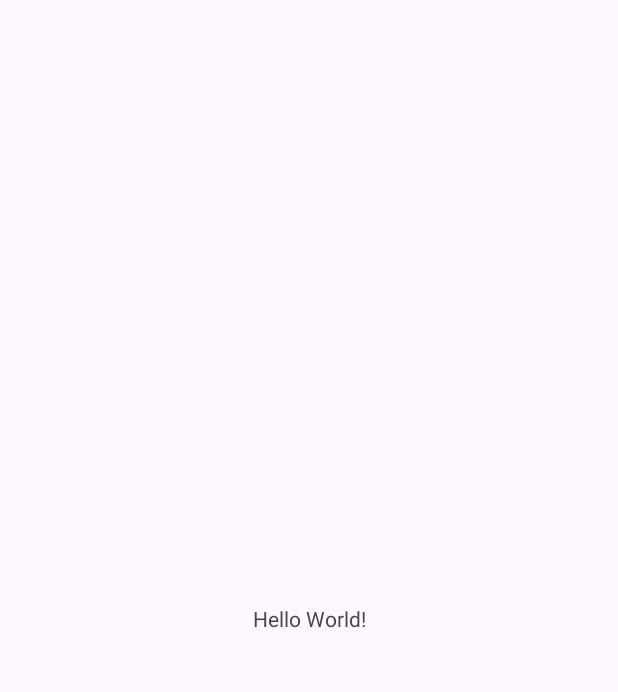
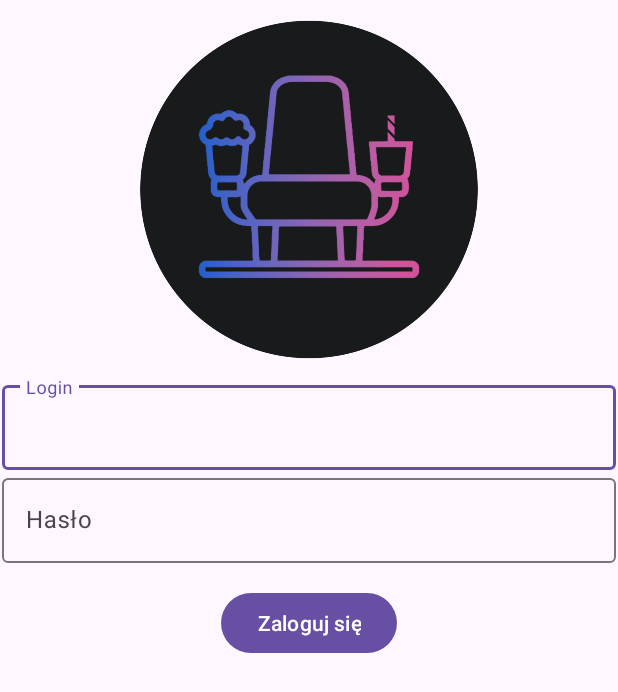
Before and after one commit to OziGepard/SeatReservationEmployee, an Android app: the screen it shows after launch (MainActivity before the commit, EmployeeActivity after it), on a phone screen of 412 x 824 dp. Before the commit the part shown is almost empty. Shown: the top 692 px of the screen. Run offline under Robolectric (Android 15) with nearby library versions, the phone set to English and light mode, and no system bars; our stand-ins replace Dagger/Hilt's generated code, Firebase (no records; nobody signed in at launch, a user with empty details on screens opened directly).

Commit message:
Employee App Base

```diff
--- a/app/src/main/AndroidManifest.xml
+++ b/app/src/main/AndroidManifest.xml
@@ -3,6 +3,7 @@
     xmlns:tools="http://schemas.android.com/tools">
 
     <application
+        android:name=".EmployeeApplication"
         android:allowBackup="true"
         android:dataExtractionRules="@xml/data_extraction_rules"
         android:fullBackupContent="@xml/backup_rules"
@@ -13,7 +14,7 @@
         android:theme="@style/Theme.SeatReservationEmployee"
         tools:targetApi="31">
         <activity
-            android:name=".MainActivity"
+            android:name=".ui.EmployeeActivity"
             android:exported="true">
             <intent-filter>
                 <action android:name="android.intent.action.MAIN" />
--- /dev/null
+++ b/app/src/main/java/com/example/seatreservationemployee/EmployeeApplication.kt
@@ -0,0 +1,8 @@
+package com.example.seatreservationemployee
+
+import android.app.Application
+import dagger.hilt.android.HiltAndroidApp
+
+@HiltAndroidApp
+class EmployeeApplication : Application() {
+}
--- a/app/src/main/java/com/example/seatreservationemployee/MainActivity.kt
+++ /dev/null
@@ -1,11 +0,0 @@
-package com.example.seatreservationemployee
-
-import androidx.appcompat.app.AppCompatActivity
-import android.os.Bundle
-
-class MainActivity : AppCompatActivity() {
-    override fun onCreate(savedInstanceState: Bundle?) {
-        super.onCreate(savedInstanceState)
-        setContentView(R.layout.activity_main)
-    }
-}
--- /dev/null
+++ b/app/src/main/java/com/example/seatreservationemployee/adapters/IssuesAdapter.kt
@@ -0,0 +1,4 @@
+package com.example.seatreservationemployee.adapters
+
+class IssuesAdapter {
+}
--- /dev/null
+++ b/app/src/main/java/com/example/seatreservationemployee/repository/EmployeeRepository.kt
@@ -0,0 +1,25 @@
+package com.example.seatreservationemployee.repository
+
+import com.example.seatreservationemployee.utils.Resource
+import com.example.seatreservationemployee.utils.safeCall
+import com.google.firebase.auth.AuthResult
+import com.google.firebase.auth.FirebaseAuth
+import kotlinx.coroutines.Dispatchers
+import kotlinx.coroutines.tasks.await
+import kotlinx.coroutines.withContext
+import javax.inject.Inject
+
+class EmployeeRepository @Inject constructor(
+    val mAuth: FirebaseAuth
+) {
+
+    suspend fun employeeAuth(loginText: String, passwordText: String): Resource<AuthResult> {
+
+        return withContext(Dispatchers.IO){
+            safeCall {
+                val result = mAuth.signInWithEmailAndPassword(loginText, passwordText).await()
+                Resource.Success(result)
+            }
+        }
+    }
+}
--- /dev/null
+++ b/app/src/main/java/com/example/seatreservationemployee/ui/EmployeeActivity.kt
@@ -0,0 +1,23 @@
+package com.example.seatreservationemployee.ui
+
+import android.os.Bundle
+import androidx.appcompat.app.AppCompatActivity
+import com.example.seatreservationemployee.databinding.ActivityEmployeeBinding
+import dagger.hilt.android.AndroidEntryPoint
+import androidx.activity.viewModels
+import androidx.navigation.NavController
+
+@AndroidEntryPoint
+class EmployeeActivity : AppCompatActivity() {
+
+    private lateinit var binding: ActivityEmployeeBinding
+    val viewModel: EmployeeViewModel by viewModels()
+
+    override fun onCreate(savedInstanceState: Bundle?) {
+        super.onCreate(savedInstanceState)
+        binding = ActivityEmployeeBinding.inflate(layoutInflater)
+        setContentView(binding.root)
+    }
+
+
+}
--- /dev/null
+++ b/app/src/main/java/com/example/seatreservationemployee/ui/EmployeeViewModel.kt
@@ -0,0 +1,41 @@
+package com.example.seatreservationemployee.ui
+
+import android.app.Application
+import android.util.Log
+import androidx.lifecycle.AndroidViewModel
+import androidx.lifecycle.LiveData
+import androidx.lifecycle.MutableLiveData
+import androidx.lifecycle.viewModelScope
+import com.example.seatreservationemployee.repository.EmployeeRepository
+import com.example.seatreservationemployee.utils.Resource
+import com.google.firebase.auth.AuthResult
+import dagger.hilt.android.lifecycle.HiltViewModel
+import kotlinx.coroutines.Dispatchers
+import kotlinx.coroutines.launch
+import javax.inject.Inject
+
+@HiltViewModel
+class EmployeeViewModel @Inject constructor(
+    app: Application,
+    private val repo: EmployeeRepository
+) : AndroidViewModel(app){
+    private val TAG = "EmployeeViewModel"
+
+    private val _userSignUpStatus = MutableLiveData<Resource<AuthResult>>()
+    val userSignUpStatus: LiveData<Resource<AuthResult>> = _userSignUpStatus
+
+
+    fun signInUser(userLogin: String, userPassword: String){
+        if(userLogin.isEmpty() || userPassword.isEmpty()) {
+            Log.d(TAG, "signInUser: $userLogin, $userPassword")
+            _userSignUpStatus.postValue(Resource.Error("Empty String"))
+        }
+        else {
+            _userSignUpStatus.postValue(Resource.Loading())
+            viewModelScope.launch(Dispatchers.Main) {
+                val loginResult = repo.employeeAuth(userLogin, userPassword)
+                _userSignUpStatus.postValue(loginResult)
+            }
+        }
+    }
+}
--- /dev/null
+++ b/app/src/main/java/com/example/seatreservationemployee/ui/fragments/LoginFragment.kt
@@ -0,0 +1,73 @@
+package com.example.seatreservationemployee.ui.fragments
+
+import android.os.Bundle
+import android.view.LayoutInflater
+import android.view.View
+import android.view.ViewGroup
+import androidx.core.view.isVisible
+import androidx.fragment.app.Fragment
+import androidx.navigation.fragment.findNavController
+import com.example.seatreservationemployee.R
+import com.example.seatreservationemployee.databinding.FragmentLoginBinding
+import com.example.seatreservationemployee.ui.EmployeeActivity
+import com.example.seatreservationemployee.ui.EmployeeViewModel
+import com.example.seatreservationemployee.utils.Resource
+import com.google.android.material.snackbar.Snackbar
+
+class LoginFragment : Fragment(R.layout.fragment_login) {
+
+    private var _binding: FragmentLoginBinding? = null
+    private val binding get() = _binding!!
+    lateinit var viewModel: EmployeeViewModel
+    private val TAG = "LoginFragment"
+
+    override fun onCreateView(
+        inflater: LayoutInflater,
+        container: ViewGroup?,
+        savedInstanceState: Bundle?
+    ): View {
+        _binding = FragmentLoginBinding.inflate(inflater, container, false)
+        return binding.root
+    }
+
+    override fun onStart() {
+        super.onStart()
+
+        viewModel = (activity as EmployeeActivity).viewModel
+
+        initializeUI()
+    }
+
+    private fun initializeUI() {
+        val loginButton = binding.loginButton
+        var loginText: String
+        var passwordText: String
+
+        viewModel.userSignUpStatus.observe(this) {
+            when (it) {
+                is Resource.Loading -> {
+                    binding.loginProgress.isVisible = true
+                }
+
+                is Resource.Success -> {
+                    binding.loginProgress.isVisible = false
+                    Snackbar.make(requireView(), "Logged In", Snackbar.LENGTH_SHORT).show()
+                    val action = LoginFragmentDirections.actionLoginFragmentToEmployeeOptions()
+                    findNavController().navigate(action)
+                }
+
+                is Resource.Error -> {
+                    binding.loginProgress.isVisible = false
+                    Snackbar.make(requireView(), it.message!!, Snackbar.LENGTH_SHORT).show()
+                }
+            }
+        }
+
+        loginButton.setOnClickListener {
+            loginText = binding.loginTextinput.text.toString()
+            passwordText = binding.passwordTextinput.text.toString()
+            viewModel.signInUser(loginText, passwordText)
+        }
+
+    }
+}
--- /dev/null
+++ b/app/src/main/java/com/example/seatreservationemployee/utils/AppModule.kt
@@ -0,0 +1,21 @@
+package com.example.seatreservationemployee.utils
+
+import com.google.firebase.auth.FirebaseAuth
+import dagger.Module
+import dagger.Provides
+import dagger.hilt.InstallIn
+import dagger.hilt.components.SingletonComponent
+import javax.inject.Singleton
+
+
+@Module
+@InstallIn(SingletonComponent::class)
+object AppModule {
+
+    @Singleton
+    @Provides
+    fun provideFirebaseAuth(): FirebaseAuth
+    {
+        return FirebaseAuth.getInstance()
+    }
+}
--- /dev/null
+++ b/app/src/main/res/layout/activity_employee.xml
@@ -0,0 +1,25 @@
+<?xml version="1.0" encoding="utf-8"?>
+<androidx.constraintlayout.widget.ConstraintLayout xmlns:android="http://schemas.android.com/apk/res/android"
+    xmlns:app="http://schemas.android.com/apk/res-auto"
+    xmlns:tools="http://schemas.android.com/tools"
+    android:layout_width="match_parent"
+    android:layout_height="match_parent"
+    tools:context=".ui.EmployeeActivity">
+
+
+    <androidx.fragment.app.FragmentContainerView
+        android:id="@+id/fragmentContainerView"
+        android:name="androidx.navigation.fragment.NavHostFragment"
+        android:layout_width="match_parent"
+        android:layout_height="match_parent"
+        android:layout_marginStart="1dp"
+        android:layout_marginTop="1dp"
+        android:layout_marginEnd="1dp"
+        android:layout_marginBottom="1dp"
+        app:defaultNavHost="true"
+        app:layout_constraintBottom_toBottomOf="parent"
+        app:layout_constraintEnd_toEndOf="parent"
+        app:layout_constraintStart_toStartOf="parent"
+        app:layout_constraintTop_toTopOf="parent"
+        app:navGraph="@navigation/employee_navigation" />
+</androidx.constraintlayout.widget.ConstraintLayout>
--- /dev/null
+++ b/app/src/main/res/layout/fragment_login.xml
@@ -0,0 +1,69 @@
+<?xml version="1.0" encoding="utf-8"?>
+<androidx.constraintlayout.widget.ConstraintLayout xmlns:android="http://schemas.android.com/apk/res/android"
+    xmlns:app="http://schemas.android.com/apk/res-auto"
+    android:layout_width="match_parent"
+    android:layout_height="match_parent">
+
+    <Button
+        android:id="@+id/login_button"
+        android:layout_width="wrap_content"
+        android:layout_height="wrap_content"
+        android:layout_marginTop="16dp"
+        android:text="@string/login"
+        app:layout_constraintEnd_toEndOf="parent"
+        app:layout_constraintStart_toStartOf="parent"
+        app:layout_constraintTop_toBottomOf="@+id/textInputLayout2" />
+
+    <com.google.android.material.textfield.TextInputLayout
+        android:id="@+id/textInputLayout"
+        android:layout_width="match_parent"
+        android:layout_height="wrap_content"
+        app:layout_constraintEnd_toEndOf="parent"
+        app:layout_constraintStart_toStartOf="parent"
+        app:layout_constraintTop_toBottomOf="@+id/imageView">
+
+        <com.google.android.material.textfield.TextInputEditText
+            android:id="@+id/login_textinput"
+            android:layout_width="match_parent"
+            android:layout_height="wrap_content"
+            android:hint="@string/login_value" />
+    </com.google.android.material.textfield.TextInputLayout>
+
+    <ImageView
+        android:id="@+id/imageView"
+        android:layout_width="match_parent"
+        android:layout_height="250dp"
+        app:layout_constraintEnd_toEndOf="parent"
+        app:layout_constraintStart_toStartOf="parent"
+        app:layout_constraintTop_toTopOf="parent"
+        android:contentDescription="@string/seatreservation_image_desc"
+        app:srcCompat="@drawable/logo" />
+
+    <com.google.android.material.textfield.TextInputLayout
+        android:id="@+id/textInputLayout2"
+        android:layout_width="match_parent"
+        android:layout_height="wrap_content"
+        app:layout_constraintEnd_toEndOf="parent"
+        app:layout_constraintStart_toStartOf="parent"
+        app:layout_constraintTop_toBottomOf="@+id/textInputLayout">
+
+        <com.google.android.material.textfield.TextInputEditText
+            android:id="@+id/password_textinput"
+            android:layout_width="match_parent"
+            android:layout_height="wrap_content"
+            android:inputType="textPassword"
+            android:hint="@string/password_value" />
+    </com.google.android.material.textfield.TextInputLayout>
+
+    <ProgressBar
+        android:id="@+id/loginProgress"
+        android:layout_marginTop="32dp"
+        style="?android:attr/progressBarStyle"
+        android:layout_width="wrap_content"
+        android:layout_height="wrap_content"
+        android:visibility="invisible"
+        app:layout_constraintEnd_toEndOf="parent"
+        app:layout_constraintStart_toStartOf="parent"
+        app:layout_constraintTop_toBottomOf="@+id/login_button" />
+
+</androidx.constraintlayout.widget.ConstraintLayout>
--- /dev/null
+++ b/app/src/main/res/navigation/employee_navigation.xml
@@ -0,0 +1,27 @@
+<?xml version="1.0" encoding="utf-8"?>
+<navigation xmlns:android="http://schemas.android.com/apk/res/android"
+    xmlns:app="http://schemas.android.com/apk/res-auto"
+    xmlns:tools="http://schemas.android.com/tools"
+    android:id="@+id/employee_navigation"
+    app:startDestination="@id/loginFragment">
+    <fragment
+        android:id="@+id/loginFragment"
+        android:name="com.example.seatreservationemployee.ui.fragments.LoginFragment"
+        android:label="fragment_login2"
+        tools:layout="@layout/fragment_login" >
+        <action
+            android:id="@+id/action_loginFragment_to_employeeOptions"
+            app:destination="@id/employeeOptions"
+            app:enterAnim="@anim/nav_default_enter_anim"
+            app:exitAnim="@anim/nav_default_exit_anim"
+            app:popEnterAnim="@anim/nav_default_pop_enter_anim"
+            app:popExitAnim="@anim/nav_default_pop_exit_anim"
+            app:popUpTo="@id/loginFragment"
+            app:popUpToInclusive="true" />
+    </fragment>
+    <fragment
+        android:id="@+id/employeeOptions"
+        android:name="com.example.seatreservationemployee.ui.fragments.EmployeeOptions"
+        android:label="fragment_employee_options"
+        tools:layout="@layout/fragment_employee_options" />
+</navigation>
--- a/app/src/main/res/values/strings.xml
+++ b/app/src/main/res/values/strings.xml
@@ -1,3 +1,11 @@
 <resources>
     <string name="app_name">SeatReservationEmployee</string>
+    <!-- TODO: Remove or change this placeholder text -->
+    <string name="hello_blank_fragment">Hello blank fragment</string>
+    <string name="login">Zaloguj się</string>
+    <string name="login_value">Login</string>
+    <string name="seatreservation_image_desc">SeatReservation Image</string>
+    <string name="password_value">Hasło</string>
+    <string name="users_issues">Problemy użytkowników</string>
+    <string name="qr_code_scan">Skanowanie kodów QR</string>
 </resources>
```
Also changed, not shown: app/build.gradle (+28 -3 lines), app/src/main/java/com/example/seatreservationemployee/ui/fragments/EmployeeOptions.kt (added, +35 -0 lines), app/src/main/java/com/example/seatreservationemployee/utils/Resource.kt (added, +15 -0 lines), app/src/main/res/layout/fragment_employee_options.xml (renamed from app/src/main/res/layout/activity_main.xml, +13 -4 lines), build.gradle (+12 -1 lines), app/src/main/res/drawable/logo.png (added).
